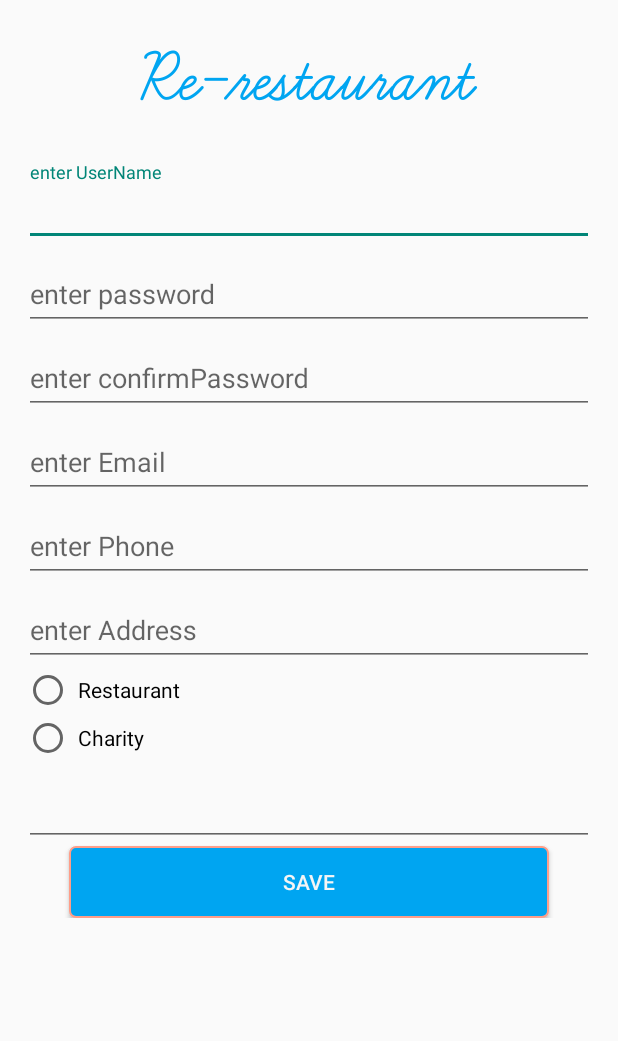
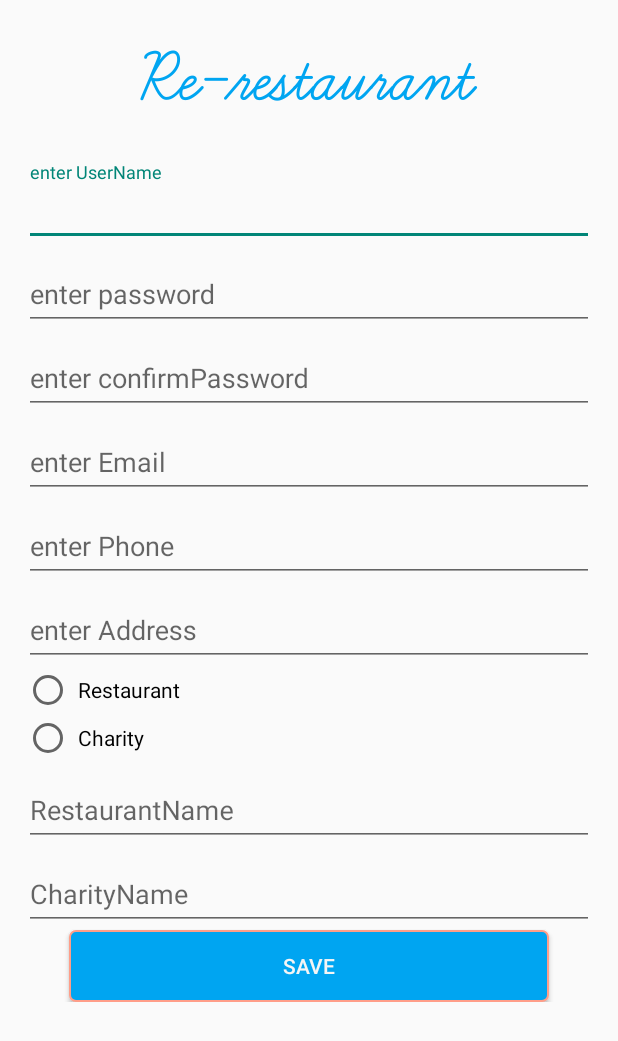
Before and after one commit to ahmedelsalamony/Graduation_nano_program_ITI, an Android app: the Registeration screen opened directly, with no data from a screen before it, on a phone screen of 412 x 824 dp. Shown: the top 1041 px of the screen. Run offline under Robolectric (Android 15) with nearby library versions, the phone set to English and light mode, and no system bars.

Commit message:
elsalamony-register-commit#4

```diff
--- a/app/src/main/java/com/example/itimobiletrack/graduation_nano_program_iti/Registeration.java
+++ b/app/src/main/java/com/example/itimobiletrack/graduation_nano_program_iti/Registeration.java
@@ -23,14 +23,13 @@ import com.google.android.gms.location.places.Place;
 import com.google.android.gms.location.places.ui.PlaceAutocomplete;
 import android.widget.Toast;
 
-import static android.support.design.R.styleable.TextInputLayout;
 
 public class Registeration extends AppCompatActivity {
 
     TextView txtTitle;
-    EditText edtUserName,edtPassword,edtConfirmPassword,edtEmail,edtPhone,edtAddress,edtCharity;
+    EditText edtUserName,edtRestaurant,edtPassword,edtConfirmPassword,edtEmail,edtPhone,edtAddress,edtCharity;
     RadioButton rdCharity,rdRestaurant;
-    TextInputLayout layCharity, layRestaurant, layAddress;
+    TextInputLayout  layRestaurant, layAddress;
     boolean flag = false;
     Intent intent;
     public Place startAddress;
@@ -48,21 +47,10 @@ public class Registeration extends AppCompatActivity {
         edtEmail=(EditText)findViewById(R.id.xEmail);
         edtPhone=(EditText)findViewById(R.id.xPhone);
         edtAddress=(EditText)findViewById(R.id.xAddress);
+        edtRestaurant=(EditText)findViewById(R.id.xRestaurantName);
         edtCharity=(EditText)findViewById(R.id.xCharityName);
         rdCharity=(RadioButton)findViewById(R.id.xrdCharity);
         rdRestaurant=(RadioButton)findViewById(R.id.xrdRestaurant);
-        layCharity=(TextInputLayout)findViewById(R.id.input_layout_CharityName);
-        layRestaurant=(TextInputLayout)findViewById(R.id.input_layout_RestuarantName);
-        layAddress = (TextInputLayout) findViewById(R.id.input_layout_Address);
-        edtRestaurant.setVisibility(View.INVISIBLE);
-        txtTitle= (TextView) findViewById(R.id.xTitle);
-
-
-
-
-        layCharity.setVisibility(View.INVISIBLE);
-        edtCharity.setVisibility(View.INVISIBLE);
-
 
         if (rdCharity.isChecked()) {
             edtCharity.setVisibility(View.VISIBLE);
@@ -105,9 +93,9 @@ public class Registeration extends AppCompatActivity {
         });
 
 
-        edtAddress.setOnTouchListener(new View.OnTouchListener() {
+        edtAddress.setOnClickListener(new View.OnClickListener() {
             @Override
-            public boolean onTouch(View view, MotionEvent motionEvent) {
+            public void onClick(View view) {
                 flag = false;
                 try {
                     intent = new PlaceAutocomplete.IntentBuilder(PlaceAutocomplete.MODE_OVERLAY).build(Registeration.this);
@@ -117,7 +105,6 @@ public class Registeration extends AppCompatActivity {
                     e.printStackTrace();
                 }
                 startActivityForResult(intent, 1);
-                return false;
             }
         });
 
--- a/app/src/main/res/layout/activity_registeration.xml
+++ b/app/src/main/res/layout/activity_registeration.xml
@@ -145,6 +145,23 @@
                 android:textColor="@color/Black"
                 ></android.support.v7.widget.AppCompatRadioButton>
             </RadioGroup>
+
+            <android.support.design.widget.TextInputLayout
+                android:id="@+id/input_layout_RestaurantName"
+                android:layout_width="match_parent"
+                android:layout_height="wrap_content">
+
+                <EditText
+                    android:id="@+id/xRestaurantName"
+                    android:layout_width="match_parent"
+                    android:layout_height="wrap_content"
+                    android:hint="RestaurantName"
+                    />
+
+
+            </android.support.design.widget.TextInputLayout>
+
+
             <android.support.design.widget.TextInputLayout
                 android:id="@+id/input_layout_CharityName"
                 android:layout_width="match_parent"
@@ -154,7 +171,8 @@
                     android:id="@+id/xCharityName"
                     android:layout_width="match_parent"
                     android:layout_height="wrap_content"
-                     />
+                    android:hint="CharityName"
+                    />
 
 
             </android.support.design.widget.TextInputLayout>
--- a/app/src/main/res/values/colors.xml
+++ b/app/src/main/res/values/colors.xml
@@ -8,7 +8,7 @@
     <color name="secondary_text">#665baa</color>
     <color name="icons">#FFFFFF</color>
     <color name="divider">#665baa</color>
-    <color name="colorPrimary">#0000a5f1</color>
+    <color name="colorPrimary">#00a5f1</color>
     <color name="colorPrimaryDark">#FFFFFF</color>
     <color name="colorAccent">#ff9e89</color>
 
```
